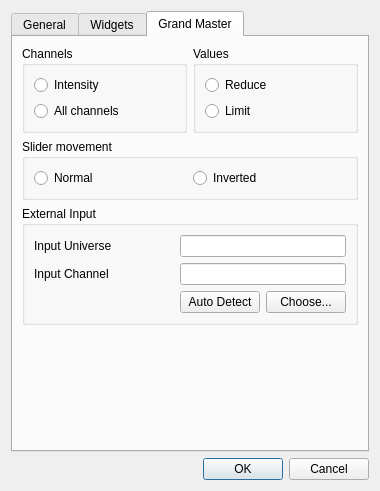
rawbengal/qlcplus, file ui/src/virtualconsole/vcproperties.ui: the form before one commit.
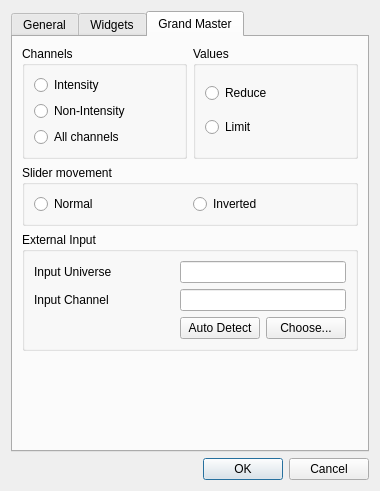
The form after the commit. The open tabs and pages were chosen to show the change.

Commit message:
Added Non-Intensity mode for Grand Master
Allows Grand Master slider to impact all channels that are NOT
Intensity attributes.  This is the opposite of the normal Intensity
mode.

What changed in the file:
```diff
--- a/ui/src/virtualconsole/vcproperties.ui
+++ b/ui/src/virtualconsole/vcproperties.ui
@@ -641,6 +641,16 @@
             </property>
            </widget>
           </item>
+           <item>
+            <widget class="QRadioButton" name="m_gmNonIntensityRadio">
+             <property name="toolTip">
+              <string>Apply Grand Master only to non-Intensity channels.</string>
+             </property>
+             <property name="text">
+              <string>Non-Intensity</string>
+             </property>
+            </widget>
+           </item>
           <item>
            <widget class="QRadioButton" name="m_gmAllChannelsRadio">
             <property name="toolTip">
```
Left out of the diff: 13 changed lines with no effect on the pictures. The commit also changes 7 other files.
